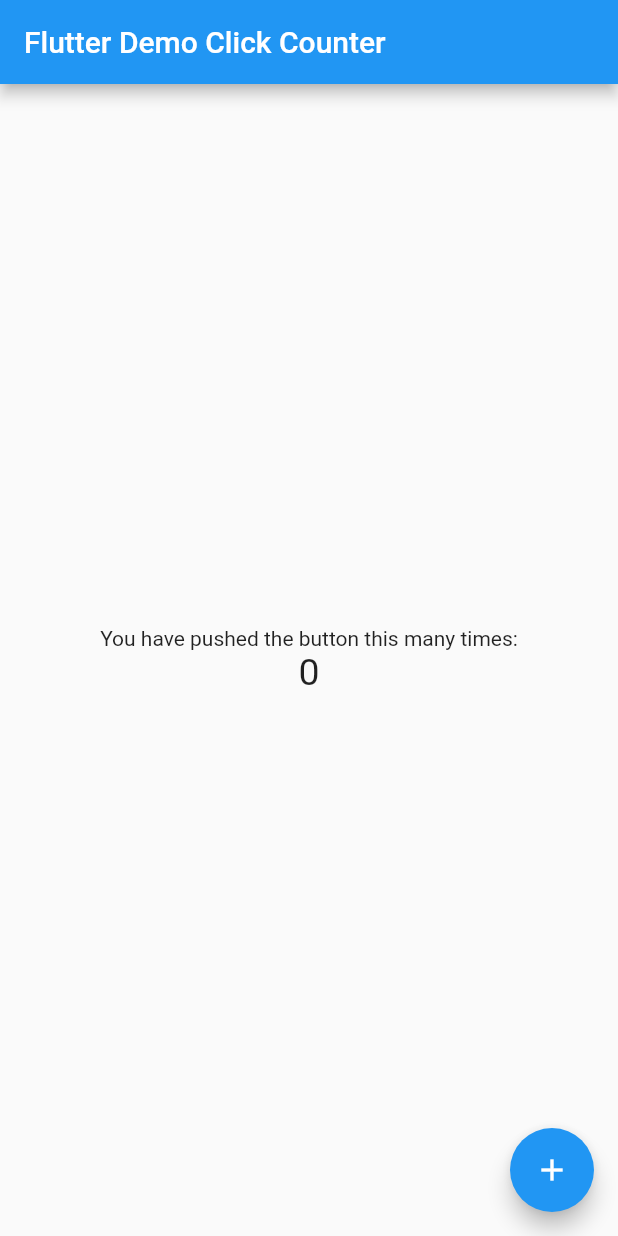
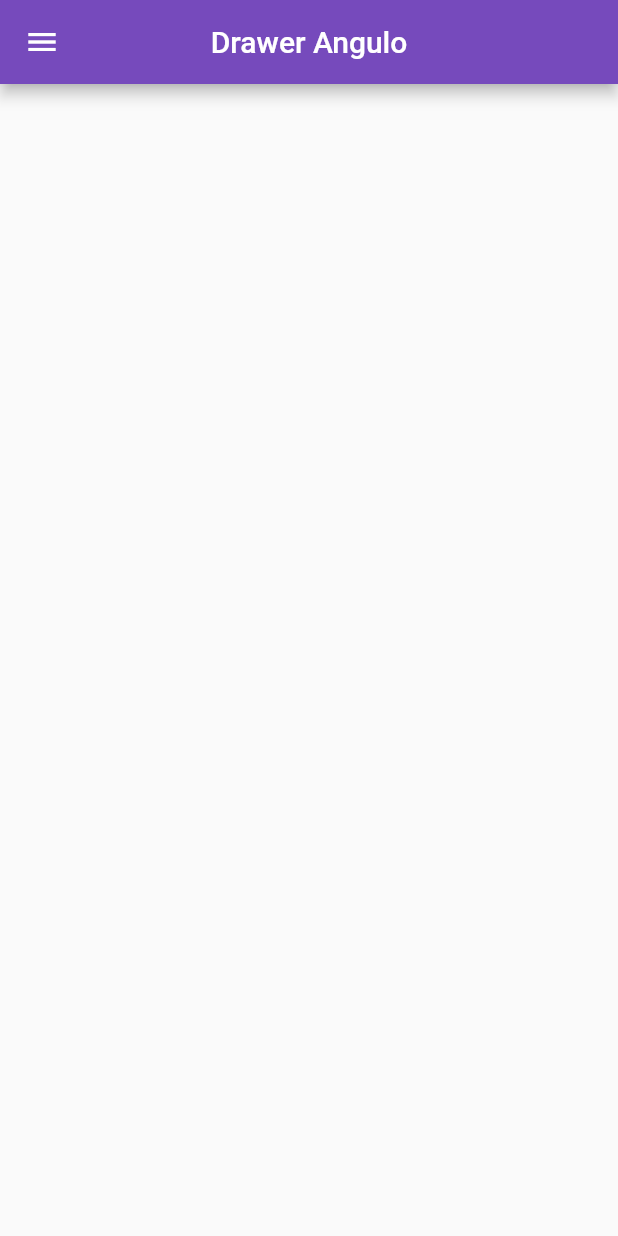
Before and after one commit to J3susAngulo/Drawer_p_4, a Flutter app: the screen it shows after launch, on a phone screen of 412 x 824 dp. Run offline on Flutter 3.47's test engine with Material 2 defaults, Android fonts, the phone set to English and light mode, and no system bars.

Commit message:
drawerV2

```diff
--- a/lib/main.dart
+++ b/lib/main.dart
@@ -4,15 +4,16 @@ void main() => runApp(MyApp());
 
 class MyApp extends StatelessWidget {
   const MyApp({super.key});
-  static const String _title = 'Flutter Stateful Clicker Counter';
+  static const String _title = 'Angulo Ruiz Jesus Alberto Drawer';
   // This widget is the root of your application.
   @override
   Widget build(BuildContext context) {
     return MaterialApp(
       title: _title,
       theme: ThemeData(
-        primarySwatch: Colors.blue,
+        primarySwatch: Colors.green,
       ),
+      debugShowCheckedModeBanner: false,
       home: MyHomePage(),
     );
   }
@@ -20,72 +21,62 @@ class MyApp extends StatelessWidget {
 
 class MyHomePage extends StatefulWidget {
   const MyHomePage({super.key});
-  // This widget is the home page of your application. It is stateful, meaning
-  // that it has a State object (defined below) that contains fields that affect
-  // how it looks.
-  // This class is the configuration for the state.
+
   @override
   _MyHomePageState createState() => _MyHomePageState();
 }
 
 class _MyHomePageState extends State<MyHomePage> {
-  int _counter = 0;
-
-  void _incrementCounter() {
-    setState(() {
-      // This call to setState tells the Flutter framework that something has
-      // changed in this State, which causes it to rerun the build method below
-      // so that the display can reflect the updated values. If we changed
-      // _counter without calling setState(), then the build method would not be
-      // called again, and so nothing would appear to happen.
-      _counter++;
-    });
-  }
-
   @override
   Widget build(BuildContext context) {
-    // This method is rerun every time setState is called, for instance as done
-    // by the _incrementCounter method above.
-    //
-    // The Flutter framework has been optimized to make rerunning build methods
-    // fast, so that you can just rebuild anything that needs updating rather
-    // than having to individually change instances of widgets.
     return Scaffold(
       appBar: AppBar(
-        // Here we take the value from the MyHomePage object that was created by
-        // the App.build method, and use it to set our appbar title.
-        title: Text('Flutter Demo Click Counter'),
+        centerTitle: true,
+        title: Text('Drawer Angulo'),
+        backgroundColor: const Color(0xff764abc),
       ),
-      body: Center(
-        // Center is a layout widget. It takes a single child and positions it
-        // in the middle of the parent.
-        child: Column(
-          // Column is also a layout widget. It takes a list of children and
-          // arranges them vertically. By default, it sizes itself to fit its
-          // children horizontally, and tries to be as tall as its parent.
-          //
-          // Column has various properties to control how it sizes itself and
-          // how it positions its children. Here we use mainAxisAlignment to
-          // center the children vertically; the main axis here is the vertical
-          // axis because Columns are vertical (the cross axis would be
-          // horizontal).
-          mainAxisAlignment: MainAxisAlignment.center,
-          children: <Widget>[
-            Text(
-              'You have pushed the button this many times:',
+      drawer: Drawer(
+        child: ListView(
+          // Important: Remove any padding from the ListView.
+          padding: EdgeInsets.zero,
+          children: [
+            const DrawerHeader(
+              decoration: BoxDecoration(
+                color: Colors.green,
+              ),
+              child: Text('Encabezado'),
             ),
-            Text(
-              '$_counter',
-              style: TextStyle(fontSize: 25),
+            ListTile(
+              leading: Icon(
+                Icons.home,
+              ),
+              title: const Text('Pagina 1'),
+              onTap: () {
+                Navigator.pop(context);
+              },
+            ),
+            ListTile(
+              leading: Icon(
+                Icons.train,
+              ),
+              title: const Text('Pagina 2'),
+              onTap: () {
+                Navigator.pop(context);
+              },
+            ),
+            ListTile(
+              leading: Icon(
+                Icons.access_time_filled,
+              ),
+              title: const Text('Pagina 3'),
+              onTap: () {
+                Navigator.pop(context);
+              },
             ),
           ],
         ),
       ),
-      floatingActionButton: FloatingActionButton(
-        onPressed: _incrementCounter,
-        tooltip: 'Increment',
-        child: Icon(Icons.add),
-      ),
+      body: Center(),
     );
   }
 }
```
